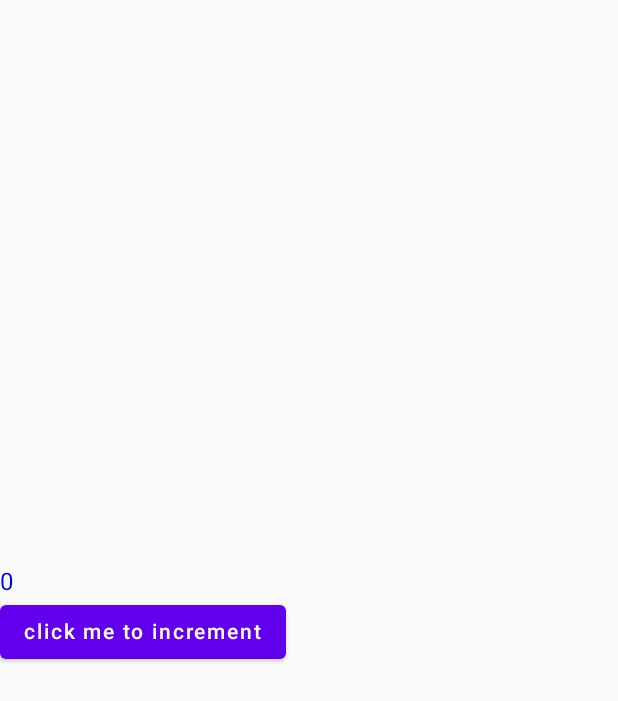
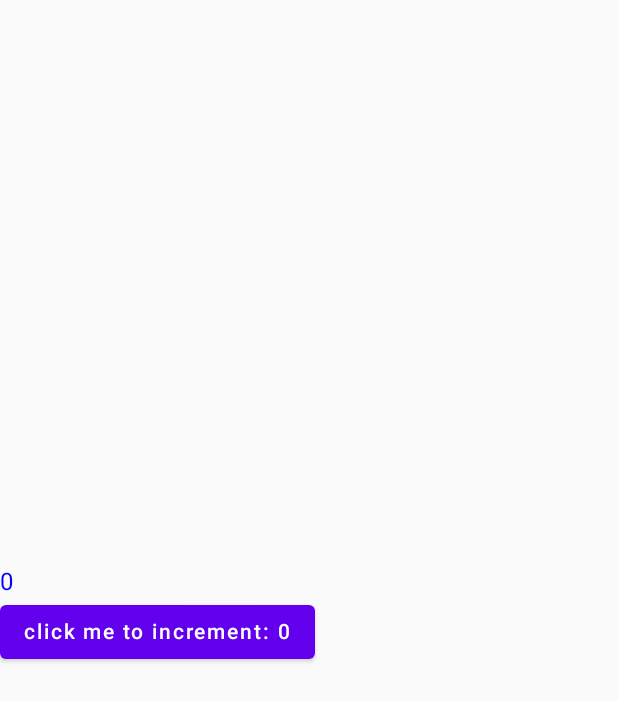
Before and after one commit to tgholami2020/State, an Android app built with Jetpack Compose: the screen it shows after launch (MainActivity), on a phone screen of 412 x 824 dp. Shown: the top 701 px of the screen. Run offline under Robolectric (Android 15) with nearby library versions, the phone set to English and light mode, and no system bars.

Commit message:
state working with incrementing number

```diff
--- a/app/src/main/java/com/example/stateincrementingnumbers/MainActivity.kt
+++ b/app/src/main/java/com/example/stateincrementingnumbers/MainActivity.kt
@@ -37,7 +37,7 @@ class MainActivity : ComponentActivity() {
                    Button(onClick = {
                        count++                                //by clicking the button the number increment
                    }) {
-                       Text(text = "click me to increment")
+                       Text(text = "click me to increment: $count")
                    }
 
                }
```
